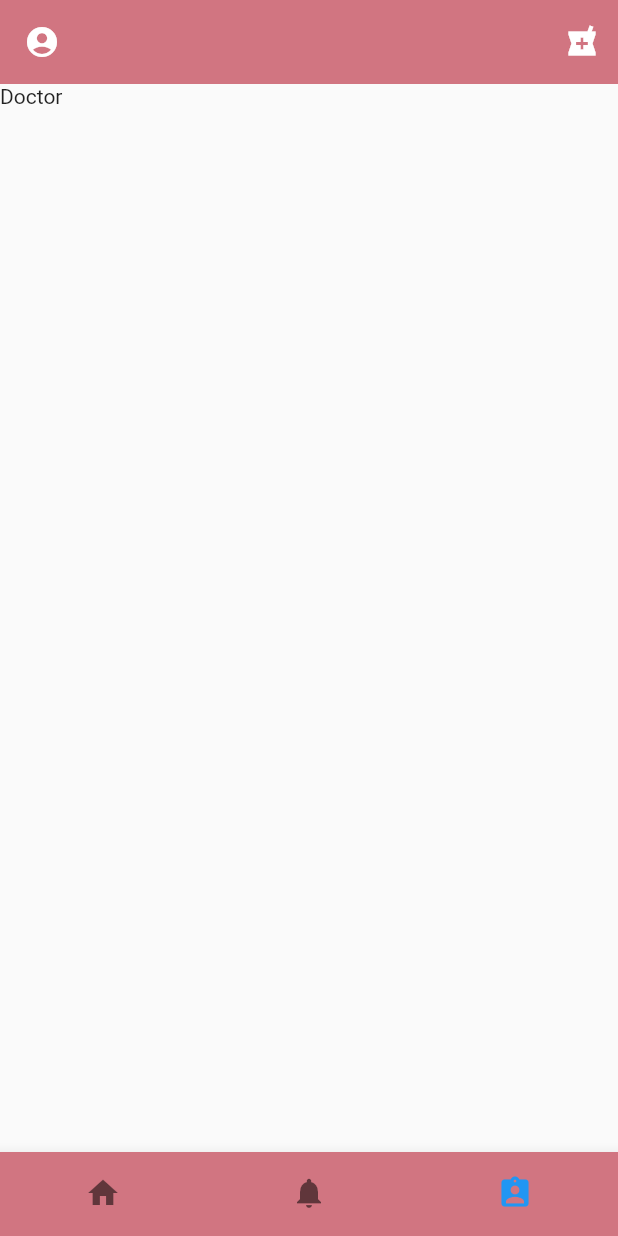
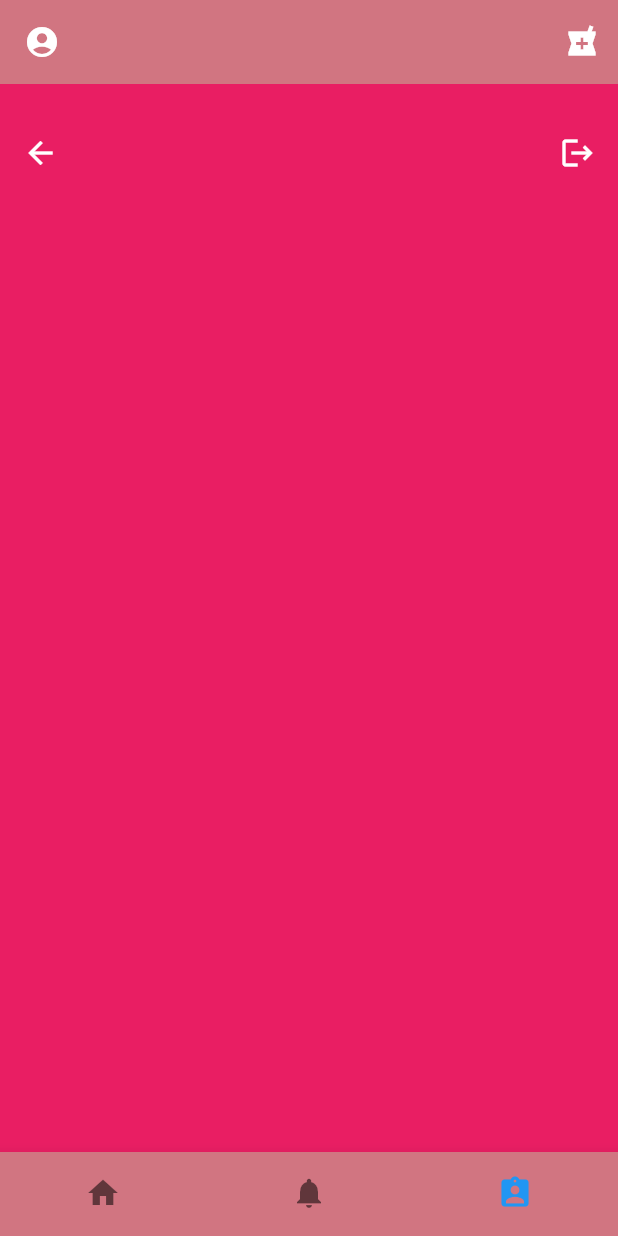
Before and after one commit to Kaleab-git/Medanit, a Flutter app: the screen it shows after launch, item 3 of the bottom bar chosen, on a phone screen of 412 x 824 dp. Run offline on Flutter 3.47's test engine with Material 2 defaults, Android fonts, the light colour scheme and no system bars; our stand-ins replace equatable, roundcheckbox.

Commit message:
UI tweak on doctor

```diff
--- a/medanit_frontend/lib/doctor/doctor_profile.dart
+++ b/medanit_frontend/lib/doctor/doctor_profile.dart
@@ -10,9 +10,37 @@ class Doctor extends StatefulWidget {
 class DoctorState extends State<Doctor> {
   @override
   Widget build(BuildContext context) {
-    return Scaffold(
-        body: Container(
-      child: Text("Doctor"),
-    ));
+    return Stack(
+      fit: StackFit.expand,
+      children: [
+        Container(
+          decoration: BoxDecoration(
+            color: Colors.pink,
+          ),
+        ),
+        Scaffold(
+          backgroundColor: Colors.transparent,
+          body: SingleChildScrollView(
+            child: Padding(
+              padding: const EdgeInsets.symmetric(horizontal: 15, vertical: 34),
+              child: Column(
+                children: [
+                  Row(
+                    mainAxisAlignment: MainAxisAlignment.spaceBetween,
+                    children: [
+                      Icon(Icons.arrow_back, color: Colors.white),
+                      Icon(
+                        Icons.logout,
+                        color: Colors.white,
+                      )
+                    ],
+                  )
+                ],
+              ),
+            ),
+          ),
+        )
+      ],
+    );
   }
 }
```
